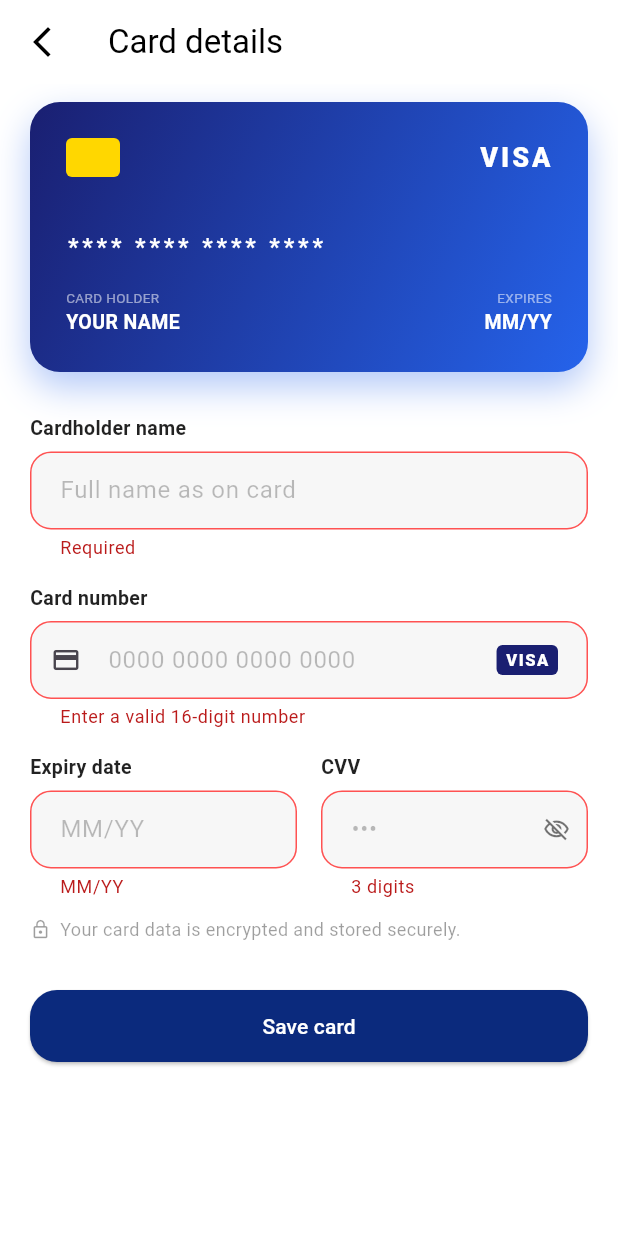
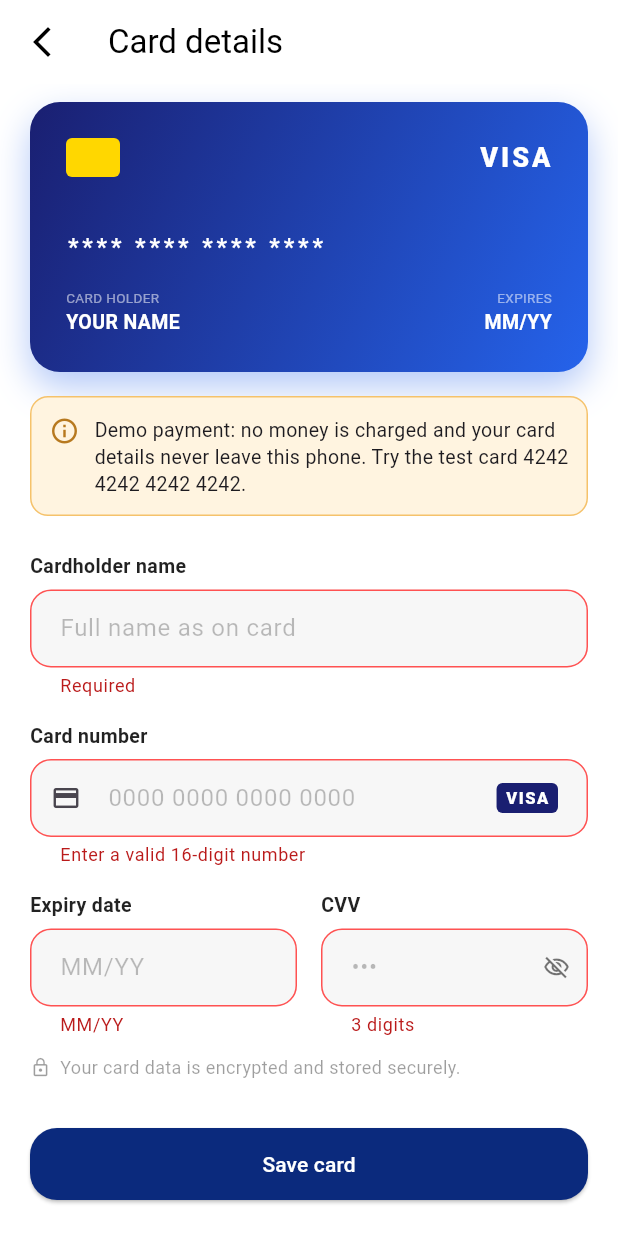
Before and after one commit to ahmedsameh96589-sudo/dawaya, a Flutter app: the VisaDetailsPage screen opened directly, after a tap on "Save card", on a phone screen of 412 x 824 dp. Run offline on Flutter 3.47's test engine with Material 3 defaults, Android fonts, the phone set to English and light mode, and no system bars; our stand-ins replace camera, firebase_core, firebase_messaging, flutter_local_notifications, flutter_secure_storage, google_sign_in and 2 more; missing offline and left inert: google_mlkit_text_recognition; accounts and stored records are empty.

Commit message:
Label card payment as a demo and stop keeping card data
No gateway is connected, so the full card number and CVV are now only
validated on the device and never returned or stored, and the checkout
says no money was charged.

Co-Authored-By: Claude Opus 5 <noreply@anthropic.com>

```diff
--- a/lib/features/cart/presentation/payment_page.dart
+++ b/lib/features/cart/presentation/payment_page.dart
@@ -83,7 +83,7 @@ class _PaymentPageState extends State<PaymentPage> {
         title: const Text('Order confirmed'),
         content: Text(
           _selectedMethod == 'visa'
-              ? 'Your order has been placed successfully. Paid with Visa card ending in ${_savedCard!['last4']}.'
+              ? 'Your order has been placed. Demo payment approved for the card ending in ${_savedCard!['last4']} (no money was charged).'
               : 'Your order has been placed successfully. Cash on delivery.',
         ),
         actions: [
--- a/lib/features/cart/presentation/visa_details_page.dart
+++ b/lib/features/cart/presentation/visa_details_page.dart
@@ -1,19 +1,18 @@
 import 'package:flutter/material.dart';
 import 'package:flutter/services.dart';
 import '../../../core/theme/app_colors.dart';
-import '../../../core/services/api_services.dart';
 
-/// A page that collects Visa / credit-card details and saves them
-/// via [ApiService.saveCardDetails].
+/// Demo card-entry screen for the checkout flow.
 ///
-/// Returns a [Map<String, String>] with the keys:
+/// No real payment gateway is connected yet, so the full card number and CVV
+/// are only validated on the device and never stored or sent anywhere.
+/// A real integration would hand them straight to the gateway's SDK
+/// (Paymob / Stripe), which returns a token for the backend.
+///
+/// Pops a [Map<String, String>] with only non-sensitive display data:
 ///   - 'cardHolder'
-///   - 'cardNumber'   (full 16-digit string, no spaces)
 ///   - 'last4'        (last 4 digits)
 ///   - 'expiry'       (MM/YY)
-///   - 'cvv'
-///
-/// to the previous route when the user taps "Save card".
 class VisaDetailsPage extends StatefulWidget {
   const VisaDetailsPage({super.key, this.existingCard});
 
@@ -38,9 +37,9 @@ class _VisaDetailsPageState extends State<VisaDetailsPage> {
     super.initState();
     final c = widget.existingCard;
     _holderCtrl = TextEditingController(text: c?['cardHolder'] ?? '');
-    _numberCtrl = TextEditingController(text: c?['cardNumber'] ?? '');
+    _numberCtrl = TextEditingController();
     _expiryCtrl = TextEditingController(text: c?['expiry'] ?? '');
-    _cvvCtrl    = TextEditingController(text: c?['cvv'] ?? '');
+    _cvvCtrl    = TextEditingController();
   }
 
   @override
@@ -79,14 +78,9 @@ class _VisaDetailsPageState extends State<VisaDetailsPage> {
       final rawNumber = _numberCtrl.text.replaceAll(' ', '');
       final cardData = {
         'cardHolder': _holderCtrl.text.trim(),
-        'cardNumber': rawNumber,
         'last4'     : rawNumber.substring(rawNumber.length - 4),
         'expiry'    : _expiryCtrl.text.trim(),
-        'cvv'       : _cvvCtrl.text.trim(),
       };
-
-      // Save to your backend / Firebase
-      await ApiService.saveCardDetails(cardData);
 
       if (!mounted) return;
       Navigator.of(context).pop(cardData); // return data to PaymentPage
@@ -130,7 +124,9 @@ class _VisaDetailsPageState extends State<VisaDetailsPage> {
                 expiry: _expiryCtrl.text,
               ),
 
-              const SizedBox(height: 28),
+              const SizedBox(height: 16),
+              const _DemoNotice(),
+              const SizedBox(height: 24),
 
               // ── Cardholder name ───────────────────────────────
               _FieldLabel('Cardholder name'),
@@ -573,3 +569,32 @@ class _ExpiryFormatter extends TextInputFormatter {
     );
   }
 }
+class _DemoNotice extends StatelessWidget {
+  const _DemoNotice();
+
+  @override
+  Widget build(BuildContext context) {
+    return Container(
+      padding: const EdgeInsets.all(12),
+      decoration: BoxDecoration(
+        color: const Color(0xFFFFF4E0),
+        borderRadius: BorderRadius.circular(12),
+        border: Border.all(color: const Color(0xFFF5C26B)),
+      ),
+      child: const Row(
+        crossAxisAlignment: CrossAxisAlignment.start,
+        children: [
+          Icon(Icons.info_outline, color: Color(0xFFB7791F), size: 20),
+          SizedBox(width: 10),
+          Expanded(
+            child: Text(
+              'Demo payment: no money is charged and your card details never '
+              'leave this phone. Try the test card 4242 4242 4242 4242.',
+              style: TextStyle(fontSize: 13, height: 1.4),
+            ),
+          ),
+        ],
+      ),
+    );
+  }
+}
```
